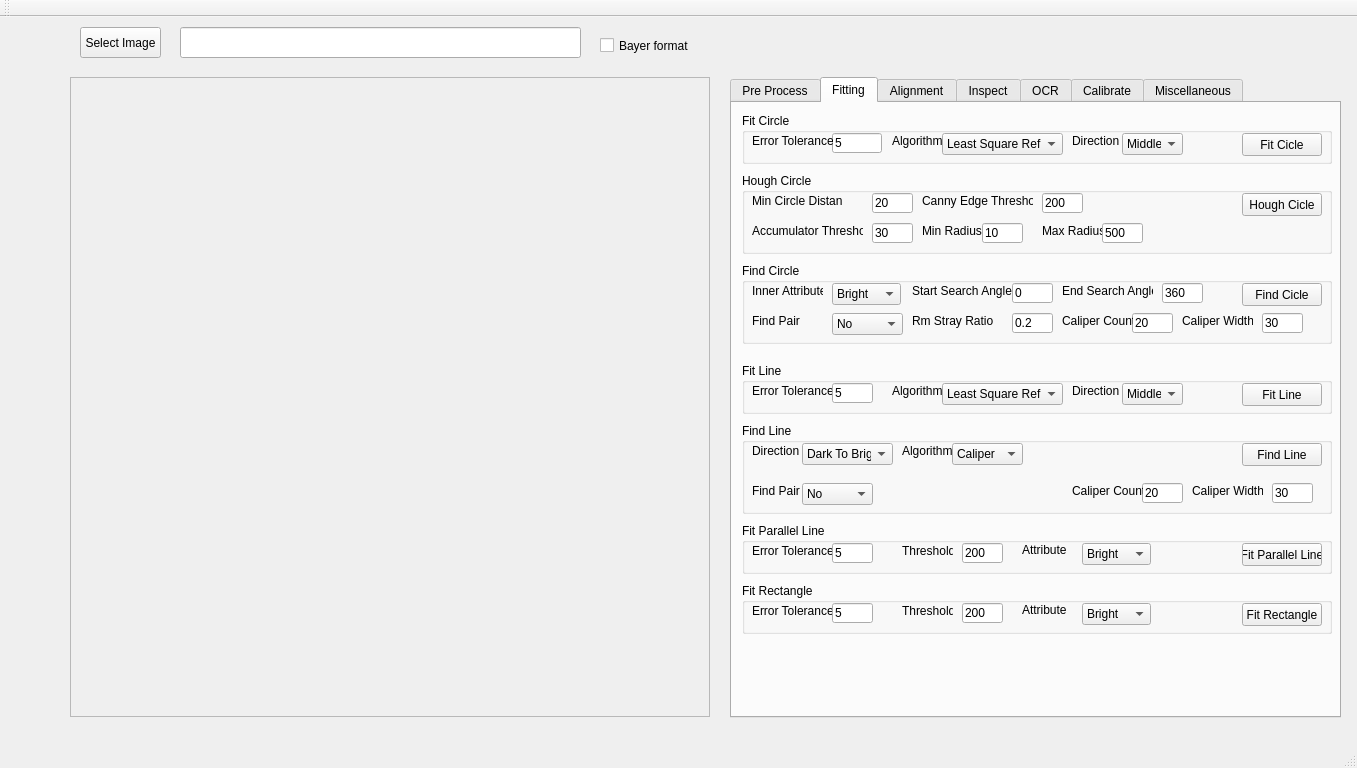
The window that VisionWidget/visionwidget.ui (hceng123/VisionLibrary) describes before a commit, drawn with Qt 5.
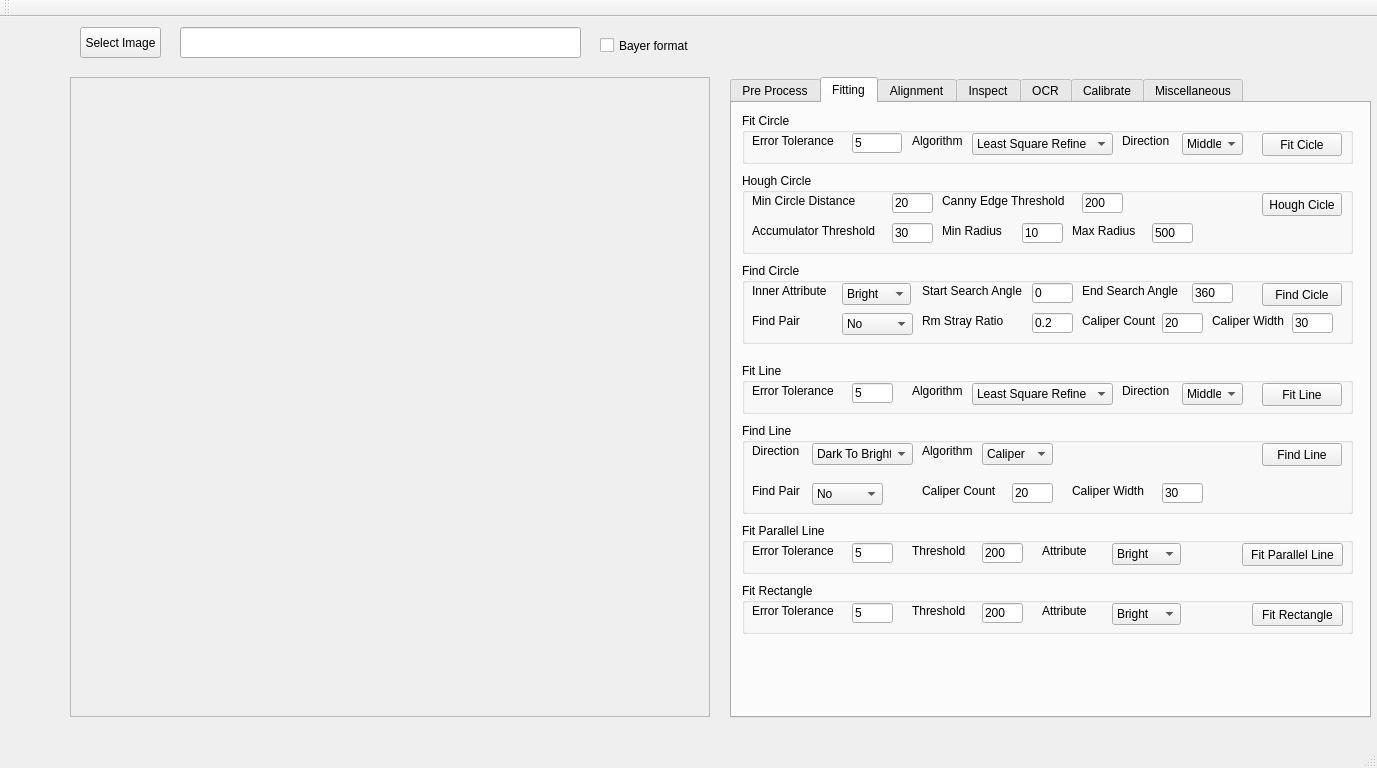
The same window after the commit. The open tabs and pages were chosen to show the change. Custom widgets are drawn as their Qt base class.

What changed in the file:
```diff
--- a/VisionWidget/visionwidget.ui
+++ b/VisionWidget/visionwidget.ui
@@ -6,7 +6,7 @@
    <rect>
     <x>0</x>
     <y>0</y>
-    <width>1357</width>
+    <width>1377</width>
     <height>768</height>
    </rect>
   </property>
@@ -68,7 +68,7 @@
      <rect>
       <x>730</x>
       <y>60</y>
-      <width>611</width>
+      <width>641</width>
       <height>641</height>
      </rect>
     </property>
@@ -113,7 +113,7 @@
        <rect>
         <x>10</x>
         <y>10</y>
-        <width>590</width>
+        <width>611</width>
         <height>51</height>
        </rect>
       </property>
@@ -123,7 +123,7 @@
       <widget class="QPushButton" name="fitCircleBtn">
        <property name="geometry">
         <rect>
-         <x>500</x>
+         <x>520</x>
          <y>20</y>
          <width>80</width>
          <height>23</height>
@@ -136,7 +136,7 @@
       <widget class="QLineEdit" name="lineEditFitCircleErrTol">
        <property name="geometry">
         <rect>
-         <x>90</x>
+         <x>110</x>
          <y>20</y>
          <width>50</width>
          <height>20</height>
@@ -154,7 +154,7 @@
         <rect>
          <x>10</x>
          <y>20</y>
-         <width>81</width>
+         <width>91</width>
          <height>16</height>
         </rect>
        </property>
@@ -165,9 +165,9 @@
       <widget class="QComboBox" name="comboBoxFitCircleAlgorithm">
        <property name="geometry">
         <rect>
-         <x>200</x>
+         <x>230</x>
          <y>20</y>
-         <width>121</width>
+         <width>141</width>
          <height>22</height>
         </rect>
        </property>
@@ -193,9 +193,9 @@
       <widget class="QLabel" name="labelFitCircleAlgorithm">
        <property name="geometry">
         <rect>
-         <x>150</x>
+         <x>170</x>
          <y>20</y>
-         <width>51</width>
+         <width>61</width>
          <height>16</height>
         </rect>
        </property>
@@ -206,7 +206,7 @@
       <widget class="QLabel" name="labelFitCircleDirection">
        <property name="geometry">
         <rect>
-         <x>330</x>
+         <x>380</x>
          <y>20</y>
          <width>51</width>
          <height>16</height>
@@ -219,7 +219,7 @@
       <widget class="QComboBox" name="comboBoxFitCircleDirection">
        <property name="geometry">
         <rect>
-         <x>380</x>
+         <x>440</x>
          <y>20</y>
          <width>61</width>
          <height>22</height>
@@ -250,7 +250,7 @@
        <rect>
         <x>10</x>
         <y>260</y>
-        <width>590</width>
+        <width>611</width>
         <height>51</height>
        </rect>
       </property>
@@ -262,7 +262,7 @@
         <rect>
          <x>10</x>
          <y>20</y>
-         <width>81</width>
+         <width>101</width>
          <height>16</height>
         </rect>
        </property>
@@ -273,7 +273,7 @@
       <widget class="QLineEdit" name="lineEditFitLineErrTol">
        <property name="geometry">
         <rect>
-         <x>90</x>
+         <x>110</x>
          <y>20</y>
          <width>41</width>
          <height>20</height>
@@ -289,7 +289,7 @@
       <widget class="QPushButton" name="fitLineBtn">
        <property name="geometry">
         <rect>
-         <x>500</x>
+         <x>520</x>
          <y>20</y>
          <width>80</width>
          <height>23</height>
@@ -302,9 +302,9 @@
       <widget class="QComboBox" name="comboBoxFitLineAlgorithm">
        <property name="geometry">
         <rect>
-         <x>200</x>
+         <x>230</x>
          <y>20</y>
-         <width>121</width>
+         <width>141</width>
          <height>22</height>
         </rect>
        </property>
@@ -330,9 +330,9 @@
       <widget class="QLabel" name="labelFitLineAlgorithm">
        <property name="geometry">
         <rect>
-         <x>150</x>
+         <x>170</x>
          <y>20</y>
-         <width>51</width>
+         <width>61</width>
          <height>16</height>
         </rect>
        </property>
@@ -343,7 +343,7 @@
       <widget class="QComboBox" name="comboBoxFitLineDirection">
        <property name="geometry">
         <rect>
-         <x>380</x>
+         <x>440</x>
          <y>20</y>
          <width>61</width>
          <height>22</height>
@@ -371,7 +371,7 @@
       <widget class="QLabel" name="labelFitLineDirection">
        <property name="geometry">
         <rect>
-         <x>330</x>
+         <x>380</x>
          <y>20</y>
          <width>51</width>
          <height>16</height>
@@ -387,7 +387,7 @@
        <rect>
         <x>10</x>
         <y>420</y>
-        <width>590</width>
+        <width>611</width>
         <height>51</height>
        </rect>
       </property>
@@ -399,7 +399,7 @@
         <rect>
          <x>10</x>
          <y>20</y>
-         <width>81</width>
+         <width>91</width>
          <height>16</height>
         </rect>
        </property>
@@ -410,7 +410,7 @@
       <widget class="QLineEdit" name="lineEditFitParallelLineErrTol">
        <property name="geometry">
         <rect>
-         <x>90</x>
+         <x>110</x>
          <y>20</y>
          <width>41</width>
          <height>20</height>
@@ -426,7 +426,7 @@
       <widget class="QLineEdit" name="lineEditFitParallelLineThreshold">
        <property name="geometry">
         <rect>
-         <x>220</x>
+         <x>240</x>
          <y>20</y>
          <width>41</width>
          <height>20</height>
@@ -442,9 +442,9 @@
       <widget class="QLabel" name="labelFitParallelLineThreshold">
        <property name="geometry">
         <rect>
-         <x>160</x>
+         <x>170</x>
          <y>20</y>
-         <width>51</width>
+         <width>61</width>
          <height>16</height>
         </rect>
        </property>
@@ -457,7 +457,7 @@
         <rect>
          <x>500</x>
          <y>20</y>
-         <width>80</width>
+         <width>101</width>
          <height>23</height>
         </rect>
        </property>
@@ -468,10 +468,10 @@
       <widget class="QLabel" name="labelParallelLineAttribute">
        <property name="geometry">
         <rect>
-         <x>280</x>
+         <x>300</x>
          <y>20</y>
-         <width>47</width>
-         <height>13</height>
+         <width>61</width>
+         <height>16</height>
         </rect>
        </property>
        <property name="text">
@@ -481,7 +481,7 @@
       <widget class="QComboBox" name="comboBoxParallelLineAttribute">
        <property name="geometry">
         <rect>
-         <x>340</x>
+         <x>370</x>
          <y>20</y>
          <width>69</width>
          <height>22</height>
@@ -504,7 +504,7 @@
        <rect>
         <x>10</x>
         <y>480</y>
-        <width>590</width>
+        <width>611</width>
         <height>51</height>
        </rect>
       </property>
@@ -516,7 +516,7 @@
         <rect>
          <x>10</x>
          <y>20</y>
-         <width>81</width>
+         <width>91</width>
          <height>16</height>
         </rect>
        </property>
@@ -527,7 +527,7 @@
       <widget class="QLineEdit" name="lineEditFitRectErrTol">
        <property name="geometry">
         <rect>
-         <x>90</x>
+         <x>110</x>
          <y>20</y>
          <width>41</width>
          <height>20</height>
@@ -543,7 +543,7 @@
       <widget class="QLineEdit" name="lineEditFitRectThreshold">
        <property name="geometry">
         <rect>
-         <x>220</x>
+         <x>240</x>
          <y>20</y>
          <width>41</width>
          <height>20</height>
@@ -559,9 +559,9 @@
       <widget class="QLabel" name="labelFitRectThreshold">
        <property name="geometry">
         <rect>
-         <x>160</x>
+         <x>170</x>
          <y>20</y>
-         <width>51</width>
+         <width>61</width>
          <height>16</height>
         </rect>
        </property>
@@ -572,9 +572,9 @@
       <widget class="QPushButton" name="fitRectBtn">
        <property name="geometry">
         <rect>
-         <x>500</x>
+         <x>510</x>
          <y>20</y>
-         <width>80</width>
+         <width>91</width>
          <height>23</height>
         </rect>
        </property>
@@ -585,7 +585,7 @@
       <widget class="QComboBox" name="comboBoxRectAttribute">
        <property name="geometry">
         <rect>
-         <x>340</x>
+         <x>370</x>
          <y>20</y>
          <width>69</width>
          <height>22</height>
@@ -605,10 +605,10 @@
       <widget class="QLabel" name="labelRectAttribute">
        <property name="geometry">
         <rect>
-         <x>280</x>
+         <x>300</x>
          <y>20</y>
-         <width>47</width>
-         <height>13</height>
+         <width>61</width>
+         <height>16</height>
         </rect>
        </property>
        <property name="text">
@@ -621,7 +621,7 @@
        <rect>
         <x>10</x>
         <y>320</y>
-        <width>590</width>
+        <width>611</width>
         <height>91</height>
        </rect>
       </property>
@@ -631,7 +631,7 @@
       <widget class="QPushButton" name="btnFindLine">
        <property name="geometry">
         <rect>
-         <x>500</x>
+         <x>520</x>
          <y>20</y>
          <width>80</width>
          <height>23</height>
@@ -644,9 +644,9 @@
       <widget class="QComboBox" name="comboBoxFindLineDirection">
        <property name="geometry">
         <rect>
-         <x>60</x>
+         <x>70</x>
          <y>20</y>
-         <width>91</width>
+         <width>101</width>
          <height>22</height>
         </rect>
        </property>
@@ -680,9 +680,9 @@
       <widget class="QLabel" name="labelFindLineAlgorithm">
        <property name="geometry">
         <rect>
-         <x>160</x>
+         <x>180</x>
          <y>20</y>
-         <width>51</width>
+         <width>61</width>
          <height>16</height>
         </rect>
        </property>
@@ -693,7 +693,7 @@
       <widget class="QComboBox" name="comboBoxFindLineAlgorithm">
        <property name="geometry">
         <rect>
-         <x>210</x>
+         <x>240</x>
          <y>20</y>
          <width>71</width>
          <height>22</height>
@@ -716,7 +716,7 @@
       <widget class="QLineEdit" name="lineEditFindLineCaliperWidth">
        <property name="geometry">
         <rect>
-         <x>530</x>
+         <x>420</x>
          <y>60</y>
          <width>41</width>
          <height>20</height>
@@ -732,7 +732,7 @@
       <widget class="QLineEdit" name="lineEditFindLineCaliperCount">
        <property name="geometry">
         <rect>
-         <x>400</x>
+         <x>270</x>
          <y>60</y>
          <width>41</width>
          <height>20</height>
@@ -748,9 +748,9 @@
       <widget class="QLabel" name="labelFindLineCaliperCount">
        <property name="geometry">
         <rect>
-         <x>330</x>
+         <x>180</x>
          <y>60</y>
-         <width>71</width>
+         <width>91</width>
          <height>16</height>
         </rect>
        </property>
@@ -761,9 +761,9 @@
       <widget class="QLabel" name="labelFindLineCaliperWidth">
        <property name="geometry">
         <rect>
-         <x>450</x>
+         <x>330</x>
          <y>60</y>
-         <width>71</width>
+         <width>91</width>
          <height>16</height>
         </rect>
        </property>
@@ -774,7 +774,7 @@
       <widget class="QComboBox" name="comboBoxFindLineFindPair">
        <property name="geometry">
         <rect>
-         <x>60</x>
+         <x>70</x>
          <y>60</y>
          <width>71</width>
          <height>22</height>
@@ -813,7 +813,7 @@
        <rect>
         <x>10</x>
         <y>70</y>
-        <width>590</width>
+        <width>611</width>
         <height>81</height>
        </rect>
       </property>
@@ -823,7 +823,7 @@
       <widget class="QPushButton" name="houghCircleBtn">
        <property name="geometry">
         <rect>
-         <x>500</x>
+         <x>520</x>
          <y>20</y>
          <width>80</width>
          <height>23</height>
@@ -836,7 +836,7 @@
       <widget class="QLineEdit" name="lineEditHoughCircleMinDist">
        <property name="geometry">
         <rect>
-         <x>130</x>
+         <x>150</x>
          <y>20</y>
          <width>41</width>
          <height>20</height>
@@ -854,7 +854,7 @@
         <rect>
          <x>10</x>
          <y>20</y>
-         <width>91</width>
+         <width>111</width>
          <height>16</height>
         </rect>
        </property>
@@ -865,9 +865,9 @@
       <widget class="QLabel" name="labelHoughCircleCannyThreshold">
        <property name="geometry">
         <rect>
-         <x>180</x>
+         <x>200</x>
          <y>20</y>
-         <width>111</width>
+         <width>141</width>
          <height>16</height>
         </rect>
        </property>
@@ -878,7 +878,7 @@
       <widget class="QLineEdit" name="lineEditHoughCircleCannyThreshold">
        <property name="geometry">
         <rect>
-         <x>300</x>
+         <x>340</x>
          <y>20</y>
          <width>41</width>
          <height>20</height>
@@ -894,7 +894,7 @@
       <widget class="QLineEdit" name="lineEditHoughCircleAccumlatorThreshold">
        <property name="geometry">
         <rect>
-         <x>130</x>
+         <x>150</x>
          <y>50</y>
          <width>41</width>
          <height>20</height>
@@ -912,7 +912,7 @@
         <rect>
          <x>10</x>
          <y>50</y>
-         <width>111</width>
+         <width>141</width>
          <height>16</height>
         </rect>
        </property>
@@ -923,7 +923,7 @@
       <widget class="QLineEdit" name="lineEditHoughCircleMinRadius">
        <property name="geometry">
         <rect>
-         <x>240</x>
+         <x>280</x>
          <y>50</y>
          <width>41</width>
          <height>20</height>
@@ -939,9 +939,9 @@
       <widget class="QLabel" name="labelHoughCircleMinRadius">
        <property name="geometry">
         <rect>
-         <x>180</x>
+         <x>200</x>
          <y>50</y>
-         <width>61</width>
+         <width>71</width>
          <height>16</height>
         </rect>
        </property>
@@ -952,9 +952,9 @@
       <widget class="QLabel" name="labelHoughCircleMaxRadius">
        <property name="geometry">
         <rect>
-         <x>300</x>
+         <x>330</x>
          <y>50</y>
-         <width>61</width>
+         <width>71</width>
          <height>16</height>
         </rect>
        </property>
@@ -965,7 +965,7 @@
       <widget class="QLineEdit" name="lineEditHoughCircleMaxRadius">
        <property name="geometry">
         <rect>
-         <x>360</x>
+         <x>410</x>
          <y>50</y>
          <width>41</width>
          <height>20</height>
@@ -984,7 +984,7 @@
        <rect>
         <x>10</x>
         <y>160</y>
-        <width>590</width>
+        <width>611</width>
         <height>81</height>
        </rect>
       </property>
@@ -994,7 +994,7 @@
       <widget class="QPushButton" name="findCircleBtn">
        <property name="geometry">
         <rect>
-         <x>500</x>
+         <x>520</x>
          <y>20</y>
          <width>80</width>
          <height>23</height>
@@ -1007,7 +1007,7 @@
       <widget class="QLineEdit" name="lineEditDetectCircleStartSrchAngle">
        <property name="geometry">
         <rect>
-         <x>270</x>
+         <x>290</x>
          <y>20</y>
          <width>41</width>
          <height>20</height>
@@ -1023,9 +1023,9 @@
       <widget class="QLabel" name="labelDetectCircleMinRadius_3">
        <property name="geometry">
         <rect>
-         <x>170</x>
+         <x>180</x>
          <y>20</y>
-         <width>101</width>
+         <width>111</width>
          <height>16</height>
         </rect>
        </property>
@@ -1036,9 +1036,9 @@
       <widget class="QLabel" name="labelDetectCircleEndSrchAngle">
        <property name="geometry">
         <rect>
-         <x>320</x>
+         <x>340</x>
          <y>20</y>
-         <width>91</width>
+         <width>111</width>
          <height>16</height>
         </rect>
        </property>
@@ -1049,7 +1049,7 @@
       <widget class="QLineEdit" name="lineEditDetectCircleEndSrchAngle">
        <property name="geometry">
         <rect>
-         <x>420</x>
+         <x>450</x>
          <y>20</y>
          <width>41</width>
          <height>20</height>
@@ -1065,7 +1065,7 @@
       <widget class="QComboBox" name="comboBoxDetectCircleFindPair">
        <property name="geometry">
         <rect>
-         <x>90</x>
+         <x>100</x>
          <y>50</y>
          <width>71</width>
          <height>22</height>
@@ -1101,7 +1101,7 @@
       <widget class="QLineEdit" name="lineEditDetectCircleRmStrayRatio">
        <property name="geometry">
         <rect>
-         <x>270</x>
+         <x>290</x>
          <y>50</y>
          <width>41</width>
          <height>20</height>
@@ -1117,9 +1117,9 @@
       <widget class="QLabel" name="labelDetectCircleErrTol">
        <property name="geometry">
         <rect>
-         <x>170</x>
+         <x>180</x>
          <y>50</y>
-         <width>81</width>
+         <width>91</width>
          <height>16</height>
         </rect>
        </property>
@@ -1130,7 +1130,7 @@
       <widget class="QComboBox" name="comboBoxDetectCircleAttribute">
        <property name="geometry">
         <rect>
-         <x>90</x>
+         <x>100</x>
          <y>20</y>
          <width>69</width>
          <height>22</height>
@@ -1152,7 +1152,7 @@
         <rect>
          <x>10</x>
          <y>20</y>
-         <width>71</width>
+         <width>91</width>
          <height>16</height>
         </rect>
        </property>
@@ -1163,7 +1163,7 @@
       <widget class="QLineEdit" name="lineEditDetectCircleCaliperCount">
        <property name="geometry">
         <rect>
-         <x>390</x>
+         <x>420</x>
          <y>50</y>
          <width>41</width>
          <height>20</height>
@@ -1179,9 +1179,9 @@
       <widget class="QLabel" name="labelDetectCircleCaliperCount">
        <property name="geometry">
         <rect>
-         <x>320</x>
+         <x>340</x>
          <y>50</y>
-         <width>71</width>
+         <width>81</width>
          <height>16</height>
         </rect>
        </property>
@@ -1192,7 +1192,7 @@
       <widget class="QLineEdit" name="lineEditDetectCircleCaliperWidth">
        <property name="geometry">
         <rect>
-         <x>520</x>
+         <x>550</x>
          <y>50</y>
          <width>41</width>
          <height>20</height>
@@ -1208,9 +1208,9 @@
       <widget class="QLabel" name="labelDetectCircleCaliperWidth">
        <property name="geometry">
         <rect>
-         <x>440</x>
+         <x>470</x>
          <y>50</y>
-         <width>71</width>
+         <width>81</width>
          <height>16</height>
         </rect>
        </property>
```
Left out of the diff: 168 changed lines with no effect on the pictures.
